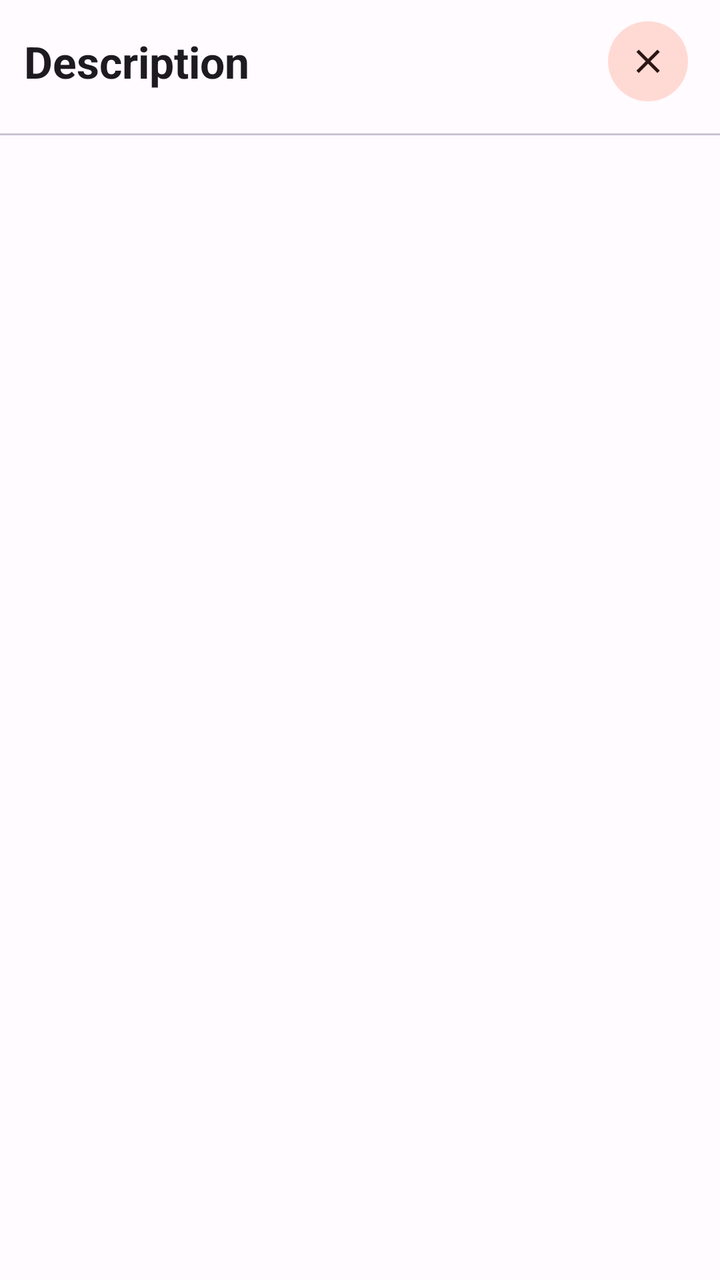
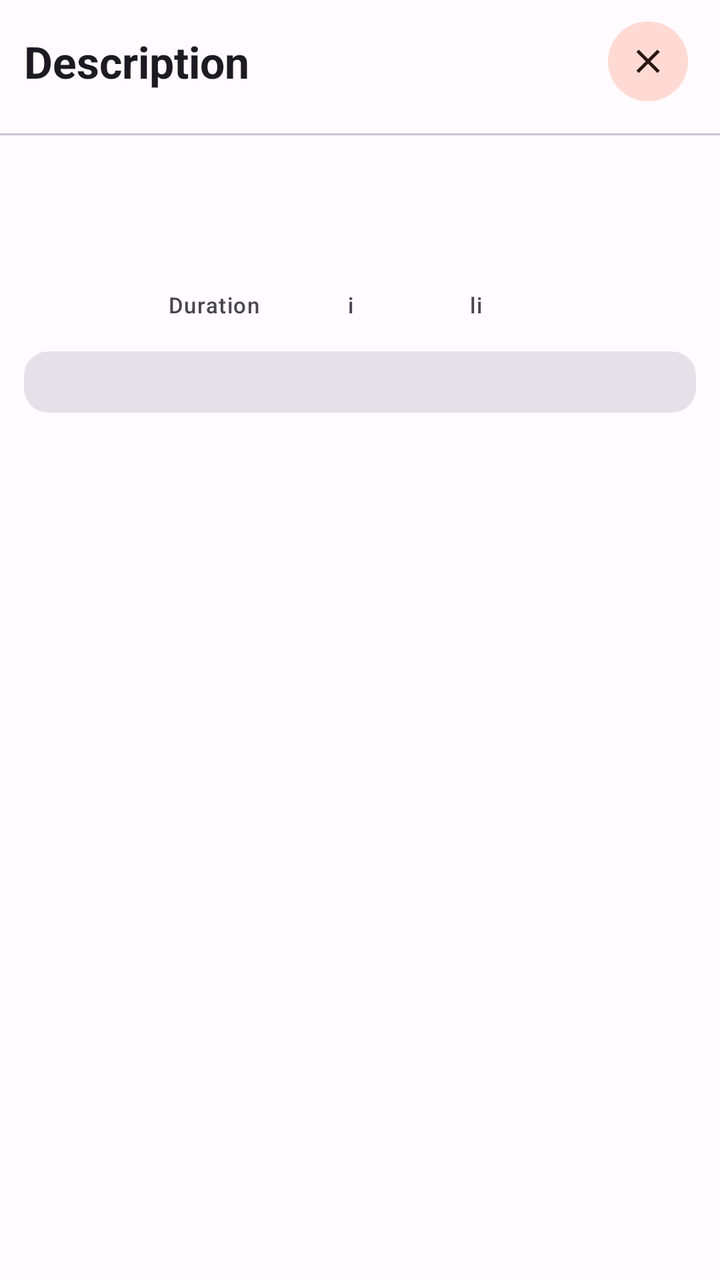

Before-and-after screenshots of an Android layout around one commit, followed by the original layout XML and the change that was made.
<!-- AndroidManifest.xml: application theme Theme.Dopamine -->
<!-- res/layout/youtube_player_info.xml -->
<?xml version="1.0" encoding="utf-8"?>
<androidx.constraintlayout.widget.ConstraintLayout xmlns:android="http://schemas.android.com/apk/res/android"
    android:layout_width="match_parent"
    android:layout_height="wrap_content"
    xmlns:app="http://schemas.android.com/apk/res-auto"
    android:id="@+id/main">

    <com.google.android.material.textview.MaterialTextView
        android:id="@+id/description"
        android:layout_width="wrap_content"
        android:layout_height="wrap_content"
        android:text="@string/description"
        android:textStyle="bold"
        android:layout_marginStart="12dp"
        android:layout_marginTop="16dp"
        android:textAppearance="@style/TextAppearance.Material3.TitleLarge"
        app:layout_constraintStart_toStartOf="parent"
        app:layout_constraintTop_toTopOf="parent"/>

    <com.google.android.material.button.MaterialButton
        android:id="@+id/closeInfo"
        android:layout_width="wrap_content"
        android:layout_height="wrap_content"
        android:layout_marginEnd="12dp"
        style="@style/Widget.Material3.Button.IconButton.Filled.Tonal"
        app:icon="@drawable/ic_close_y25"
        app:layout_constraintEnd_toEndOf="parent"
        app:layout_constraintTop_toTopOf="@id/description"
        app:layout_constraintBottom_toBottomOf="@id/description"/>

    <com.google.android.material.divider.MaterialDivider
        android:id="@+id/divider"
        android:layout_width="wrap_content"
        android:layout_height="wrap_content"
        android:layout_marginTop="12dp"
        app:layout_constraintTop_toBottomOf="@id/closeInfo"
        app:layout_constraintStart_toStartOf="parent"
        app:layout_constraintEnd_toEndOf="parent"/>

    <com.google.android.material.textview.MaterialTextView
        android:id="@+id/videoTitle"
        android:layout_width="wrap_content"
        android:layout_height="wrap_content"
        android:textStyle="bold"
        android:maxLines="3"
        android:layout_marginStart="12dp"
        android:layout_marginTop="16dp"
        android:textAppearance="@style/TextAppearance.Material3.TitleMedium"
        app:layout_constraintStart_toStartOf="parent"
        app:layout_constraintTop_toBottomOf="@id/divider"/>

    <LinearLayout
        android:id="@+id/linearLayout"
        android:layout_width="match_parent"
        android:layout_height="wrap_content"
        android:layout_marginTop="18dp"
        android:orientation="horizontal"
        android:gravity="center"
        app:layout_constraintStart_toStartOf="parent"
        app:layout_constraintTop_toBottomOf="@id/videoTitle">
        <androidx.constraintlayout.widget.ConstraintLayout
            android:id="@+id/videoDurationLayout"
            android:layout_width="wrap_content"
            android:layout_height="match_parent"
            android:layout_gravity="center"
            android:layout_marginEnd="32dp">
            <com.google.android.material.textview.MaterialTextView
                android:id="@+id/videoDuration"
                android:layout_width="wrap_content"
                android:layout_height="wrap_content"
                android:textStyle="bold"
                android:textAppearance="@style/TextAppearance.Material3.TitleMedium"
                app:layout_constraintTop_toTopOf="parent"
                app:layout_constraintStart_toStartOf="parent"/>

            <com.google.android.material.textview.MaterialTextView
                android:id="@+id/videoDurationText"
                android:layout_width="wrap_content"
                android:layout_height="wrap_content"
                android:textAppearance="@style/TextAppearance.Material3.LabelSmall"
                app:layout_constraintTop_toBottomOf="@id/videoDuration"
                app:layout_constraintStart_toStartOf="@id/videoDuration"
                app:layout_constraintEnd_toEndOf="@id/videoDuration"/>
        </androidx.constraintlayout.widget.ConstraintLayout>
        <androidx.constraintlayout.widget.ConstraintLayout
            android:id="@+id/videoViewsLayout"
            android:layout_width="wrap_content"
            android:layout_height="match_parent"
            android:layout_gravity="center"
            android:layout_marginEnd="32dp"
            android:layout_marginStart="32dp">
            <com.google.android.material.textview.MaterialTextView
                android:id="@+id/videoViews"
                android:layout_width="wrap_content"
                android:layout_height="wrap_content"
                android:textStyle="bold"
                android:textAppearance="@style/TextAppearance.Material3.TitleMedium"
                app:layout_constraintTop_toTopOf="parent"
                app:layout_constraintStart_toStartOf="parent"/>

            <com.google.android.material.textview.MaterialTextView
                android:id="@+id/videoViewsText"
                android:layout_width="wrap_content"
                android:layout_height="wrap_content"
                android:textAppearance="@style/TextAppearance.Material3.LabelSmall"
                app:layout_constraintTop_toBottomOf="@id/videoViews"
                app:layout_constraintStart_toStartOf="@id/videoViews"
                app:layout_constraintEnd_toEndOf="@id/videoViews"/>
        </androidx.constraintlayout.widget.ConstraintLayout>
        <androidx.constraintlayout.widget.ConstraintLayout
            android:id="@+id/videoPublishedLayout"
            android:layout_width="wrap_content"
            android:layout_height="match_parent"
            android:layout_gravity="center"
            android:layout_marginStart="32dp">
            <com.google.android.material.textview.MaterialTextView
                android:id="@+id/videoPublished"
                android:layout_width="wrap_content"
                android:layout_height="wrap_content"
                android:textStyle="bold"
                android:textAppearance="@style/TextAppearance.Material3.TitleMedium"
                app:layout_constraintTop_toTopOf="parent"
                app:layout_constraintStart_toStartOf="parent"/>

            <com.google.android.material.textview.MaterialTextView
                android:id="@+id/videoPublishedText"
                android:layout_width="wrap_content"
                android:layout_height="wrap_content"
                android:textAppearance="@style/TextAppearance.Material3.LabelSmall"
                app:layout_constraintTop_toBottomOf="@id/videoPublished"
                app:layout_constraintStart_toStartOf="@id/videoPublished"
                app:layout_constraintEnd_toEndOf="@id/videoPublished"/>
        </androidx.constraintlayout.widget.ConstraintLayout>
    </LinearLayout>
</androidx.constraintlayout.widget.ConstraintLayout>
<!-- resources referenced by this layout -->
<resources>
  <!-- drawable ic_close_y25 (drawable) -->
  <vector xmlns:android="http://schemas.android.com/apk/res/android"
      android:width="24dp"
      android:height="24dp"
      android:viewportWidth="960"
      android:viewportHeight="960"
      android:tint="?attr/colorControlNormal">
    <path
        android:fillColor="@android:color/white"
        android:pathData="M256,760L200,704L424,480L200,256L256,200L480,424L704,200L760,256L536,480L760,704L704,760L480,536L256,760Z"/>
  </vector>
  <string name="description">Description</string>
  <style name="Theme.Dopamine" parent="Base.Theme.Dopamine" />
  <color name="md_theme_light_primary">#C00100</color>
  <color name="md_theme_light_onPrimary">#FFFFFF</color>
  <color name="md_theme_light_primaryContainer">#FFDAD4</color>
  <color name="md_theme_light_onPrimaryContainer">#410000</color>
  <color name="md_theme_light_secondary">#775651</color>
  <color name="md_theme_light_onSecondary">#FFFFFF</color>
  <color name="md_theme_light_secondaryContainer">#FFDAD4</color>
  <color name="md_theme_light_onSecondaryContainer">#2C1512</color>
  <color name="md_theme_light_tertiary">#705C2E</color>
  <color name="md_theme_light_onTertiary">#FFFFFF</color>
  <color name="md_theme_light_tertiaryContainer">#FBDFA6</color>
  <color name="md_theme_light_onTertiaryContainer">#251A00</color>
  <color name="md_theme_light_error">#BA1A1A</color>
  <color name="md_theme_light_errorContainer">#FFDAD6</color>
  <color name="md_theme_light_onError">#FFFFFF</color>
  <color name="md_theme_light_onErrorContainer">#410002</color>
  <color name="md_theme_light_background">#FFFBFF</color>
  <color name="md_theme_light_onBackground">#201A19</color>
  <color name="md_theme_light_surface">#FFFBFF</color>
  <color name="md_theme_light_onSurface">#201A19</color>
  <color name="md_theme_light_surfaceVariant">#F5DDDA</color>
  <color name="md_theme_light_onSurfaceVariant">#534341</color>
  <color name="md_theme_light_outline">#857370</color>
  <color name="md_theme_light_inverseOnSurface">#FBEEEC</color>
  <color name="md_theme_light_inverseSurface">#362F2E</color>
  <color name="md_theme_light_inversePrimary">#FFB4A8</color>
  <!-- unchanged entries left out for length: 1 -->
</resources>

<!-- the commit's change to res/layout/youtube_player_info.xml (unified diff, before → after) -->
@@ -39,21 +39,26 @@
 
     <com.google.android.material.textview.MaterialTextView
         android:id="@+id/videoTitle"
-        android:layout_width="wrap_content"
+        android:layout_width="0dp"
         android:layout_height="wrap_content"
         android:textStyle="bold"
         android:maxLines="3"
         android:layout_marginStart="12dp"
+        android:layout_marginEnd="12dp"
         android:layout_marginTop="16dp"
         android:textAppearance="@style/TextAppearance.Material3.TitleMedium"
+        android:gravity="start"
         app:layout_constraintStart_toStartOf="parent"
-        app:layout_constraintTop_toBottomOf="@id/divider"/>
+        app:layout_constraintTop_toBottomOf="@id/divider"
+        app:layout_constraintEnd_toEndOf="parent"/>
 
     <LinearLayout
         android:id="@+id/linearLayout"
         android:layout_width="match_parent"
         android:layout_height="wrap_content"
         android:layout_marginTop="18dp"
+        android:layout_marginStart="12dp"
+        android:layout_marginEnd="12dp"
         android:orientation="horizontal"
         android:gravity="center"
         app:layout_constraintStart_toStartOf="parent"
@@ -63,7 +68,7 @@
             android:layout_width="wrap_content"
             android:layout_height="match_parent"
             android:layout_gravity="center"
-            android:layout_marginEnd="32dp">
+            android:layout_marginEnd="22dp">
             <com.google.android.material.textview.MaterialTextView
                 android:id="@+id/videoDuration"
                 android:layout_width="wrap_content"
@@ -77,18 +82,19 @@
                 android:id="@+id/videoDurationText"
                 android:layout_width="wrap_content"
                 android:layout_height="wrap_content"
+                android:text="@string/duration"
                 android:textAppearance="@style/TextAppearance.Material3.LabelSmall"
                 app:layout_constraintTop_toBottomOf="@id/videoDuration"
-                app:layout_constraintStart_toStartOf="@id/videoDuration"
-                app:layout_constraintEnd_toEndOf="@id/videoDuration"/>
+                app:layout_constraintStart_toStartOf="parent"
+                app:layout_constraintEnd_toEndOf="parent"/>
         </androidx.constraintlayout.widget.ConstraintLayout>
         <androidx.constraintlayout.widget.ConstraintLayout
             android:id="@+id/videoViewsLayout"
             android:layout_width="wrap_content"
             android:layout_height="match_parent"
             android:layout_gravity="center"
-            android:layout_marginEnd="32dp"
-            android:layout_marginStart="32dp">
+            android:layout_marginEnd="22dp"
+            android:layout_marginStart="22dp">
             <com.google.android.material.textview.MaterialTextView
                 android:id="@+id/videoViews"
                 android:layout_width="wrap_content"
@@ -102,6 +108,7 @@
                 android:id="@+id/videoViewsText"
                 android:layout_width="wrap_content"
                 android:layout_height="wrap_content"
+                android:text="@string/views"
                 android:textAppearance="@style/TextAppearance.Material3.LabelSmall"
                 app:layout_constraintTop_toBottomOf="@id/videoViews"
                 app:layout_constraintStart_toStartOf="@id/videoViews"
@@ -112,12 +119,13 @@
             android:layout_width="wrap_content"
             android:layout_height="match_parent"
             android:layout_gravity="center"
-            android:layout_marginStart="32dp">
+            android:layout_marginStart="22dp">
             <com.google.android.material.textview.MaterialTextView
                 android:id="@+id/videoPublished"
                 android:layout_width="wrap_content"
                 android:layout_height="wrap_content"
                 android:textStyle="bold"
+                android:maxLines="1"
                 android:textAppearance="@style/TextAppearance.Material3.TitleMedium"
                 app:layout_constraintTop_toTopOf="parent"
                 app:layout_constraintStart_toStartOf="parent"/>
@@ -126,10 +134,48 @@
                 android:id="@+id/videoPublishedText"
                 android:layout_width="wrap_content"
                 android:layout_height="wrap_content"
+                android:text="@string/published_time"
                 android:textAppearance="@style/TextAppearance.Material3.LabelSmall"
                 app:layout_constraintTop_toBottomOf="@id/videoPublished"
                 app:layout_constraintStart_toStartOf="@id/videoPublished"
                 app:layout_constraintEnd_toEndOf="@id/videoPublished"/>
         </androidx.constraintlayout.widget.ConstraintLayout>
     </LinearLayout>
+    <androidx.recyclerview.widget.RecyclerView
+        android:id="@+id/keywords"
+        android:layout_width="match_parent"
+        android:layout_height="wrap_content"
+        android:layout_marginStart="12dp"
+        android:layout_marginEnd="12dp"
+        android:layout_marginTop="8dp"
+        app:layout_constraintTop_toBottomOf="@id/linearLayout"
+        app:layout_constraintStart_toStartOf="parent"
+        app:layout_constraintEnd_toEndOf="parent"/>
+
+    <com.google.android.material.card.MaterialCardView
+        android:id="@+id/videoDescriptionView"
+        android:layout_width="match_parent"
+        android:layout_height="wrap_content"
+        android:layout_marginTop="8dp"
+        android:layout_marginStart="12dp"
+        android:layout_marginEnd="12dp"
+        style="@style/Widget.Material3.CardView.Filled"
+        app:shapeAppearance="@style/ShapeAppearance.Material3.Corner.Medium"
+        app:layout_constraintTop_toBottomOf="@id/keywords"
+        app:layout_constraintStart_toStartOf="parent"
+        app:layout_constraintEnd_toEndOf="parent">
+        <com.google.android.material.textview.MaterialTextView
+            android:id="@+id/videoDescription"
+            android:layout_width="match_parent"
+            android:layout_height="wrap_content"
+            android:layout_margin="8dp"
+            android:textAppearance="@style/TextAppearance.Material3.LabelSmall"
+            android:maxLines="8"/>
+    </com.google.android.material.card.MaterialCardView>
+    <Space
+        android:layout_width="match_parent"
+        android:layout_height="32dp"
+        app:layout_constraintTop_toBottomOf="@id/videoDescriptionView"
+        app:layout_constraintStart_toStartOf="parent"
+        app:layout_constraintEnd_toEndOf="parent"/>
 </androidx.constraintlayout.widget.ConstraintLayout>
<!-- resource entries referenced after the edit -->
@@ -12,6 +12,9 @@
         android:pathData="M256,760L200,704L424,480L200,256L256,200L480,424L704,200L760,256L536,480L760,704L704,760L480,536L256,760Z"/>
   </vector>
   <string name="description">Description</string>
+  <string name="duration">Duration</string>
+  <string name="published_time">Published Time</string>
+  <string name="views">Views</string>
   <style name="Theme.Dopamine" parent="Base.Theme.Dopamine" />
   <color name="md_theme_light_primary">#C00100</color>
   <color name="md_theme_light_onPrimary">#FFFFFF</color>
